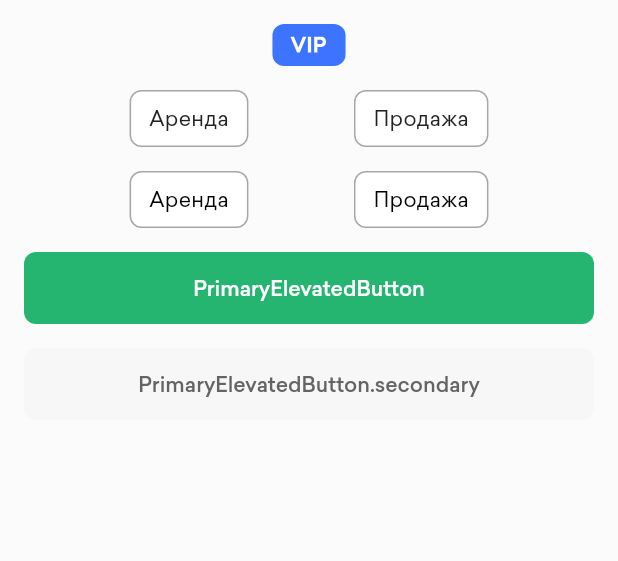
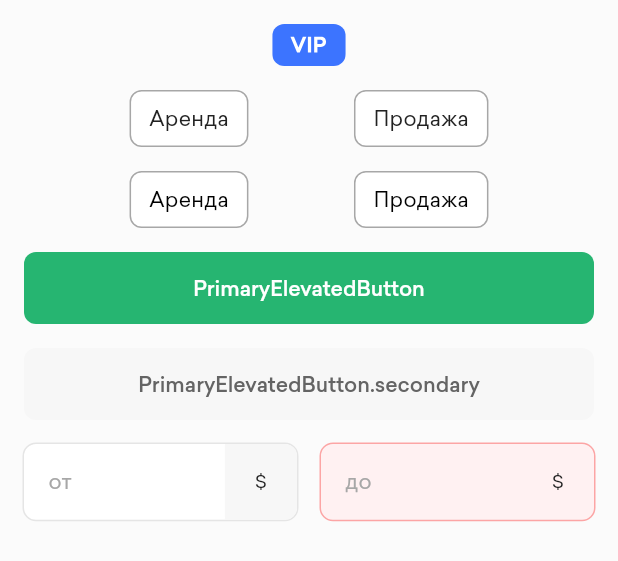
Before and after one commit to AidenDexter/my_home_app, a Flutter app: the _DataLayout widget shown alone on an empty page, opened directly with empty values, on a phone screen of 412 x 824 dp. Shown: the top 561 px of the screen. Run offline on Flutter 3.47's test engine with Material 3 defaults, Android fonts, the phone set to English and light mode, and no system bars; our stand-ins replace another_xlider, bloc_concurrency, connectivity_plus, dio, flutter_animate, flutter_bloc and 10 more; missing offline and left inert: a package; accounts and stored records are empty; generated files the repository leaves out were written again.

Commit message:
Added RangeTextField

```diff
--- a/lib/core/theme/app_theme.dart
+++ b/lib/core/theme/app_theme.dart
@@ -25,6 +25,7 @@ abstract class AppTheme {
 
 final _lightThemeData = ThemeData(
   useMaterial3: true,
+  primaryColor: _commonColors.green100,
   extensions: [
     AppThemeExtension.lightThemeExtension(),
   ],
@@ -35,6 +36,7 @@ final _lightThemeData = ThemeData(
 
 final _darkThemeData = ThemeData(
   useMaterial3: true,
+  primaryColor: _commonColors.green100,
   extensions: [
     AppThemeExtension.darkThemeExtension(),
   ],
--- a/lib/core/theme/common_text_styles.dart
+++ b/lib/core/theme/common_text_styles.dart
@@ -88,4 +88,12 @@ class CommonTextStyles {
     height: 20 / 14,
     fontFamily: _typography.tbcxMediumFont,
   );
+
+  final rangeTextFieldLabel = TextStyle(
+    fontSize: 14,
+    fontWeight: FontWeight.w400,
+    color: _commonColors.darkGrey30,
+    height: 16 / 14,
+    fontFamily: _typography.tbcxRegularFont,
+  );
 }
--- /dev/null
+++ b/lib/core/ui_kit/range_text_field.dart
@@ -0,0 +1,78 @@
+import 'package:flutter/material.dart';
+import 'package:flutter/services.dart';
+
+import '../extension/extensions.dart';
+
+const _radius = 8.0;
+
+class RangeTextField extends StatelessWidget {
+  final String suffix;
+  final String label;
+  final TextEditingController controller;
+  final bool isError;
+  const RangeTextField({
+    required this.suffix,
+    required this.label,
+    required this.controller,
+    this.isError = false,
+    super.key,
+  });
+
+  @override
+  Widget build(BuildContext context) {
+    final colors = context.theme.commonColors;
+
+    return DecoratedBox(
+      decoration: BoxDecoration(
+        borderRadius: const BorderRadius.all(Radius.circular(_radius)),
+        color: isError ? const Color(0xFFFFF1F2) : colors.white,
+        border: Border.all(
+          color: isError ? const Color(0xFFFCA5A5) : colors.neutralgrey10,
+          strokeAlign: BorderSide.strokeAlignOutside,
+        ),
+      ),
+      child: IntrinsicHeight(
+        child: Row(
+          children: [
+            const SizedBox(width: 16),
+            Expanded(
+              child: TextField(
+                style: context.theme.commonTextStyles.body1,
+                inputFormatters: [FilteringTextInputFormatter.digitsOnly],
+                keyboardType: TextInputType.number,
+                decoration: InputDecoration(
+                  disabledBorder: _border(),
+                  enabledBorder: _border(),
+                  focusedBorder: _border(),
+                  labelText: label,
+                  labelStyle: context.theme.commonTextStyles.rangeTextFieldLabel,
+                ),
+              ),
+            ),
+            const SizedBox(width: 8),
+            Container(
+              height: double.infinity,
+              decoration: BoxDecoration(
+                color: isError ? null : colors.neutralgrey5,
+                borderRadius: const BorderRadius.horizontal(right: Radius.circular(_radius)),
+              ),
+              alignment: Alignment.center,
+              padding: const EdgeInsets.symmetric(horizontal: 20),
+              child: Text(
+                suffix,
+                style: context.theme.commonTextStyles.body2,
+              ),
+            ),
+          ],
+        ),
+      ),
+    );
+  }
+
+  InputBorder _border() {
+    return const UnderlineInputBorder(
+      borderSide: BorderSide(color: Colors.transparent),
+      borderRadius: BorderRadius.all(Radius.circular(_radius)),
+    );
+  }
+}
--- a/lib/feature/mock/presentation/mock_page.dart
+++ b/lib/feature/mock/presentation/mock_page.dart
@@ -6,6 +6,7 @@ import '../../../core/ui_kit/error_page.dart';
 import '../../../core/ui_kit/multi_selection_card.dart';
 import '../../../core/ui_kit/primary_bottom_sheet.dart';
 import '../../../core/ui_kit/primary_elevated_button.dart';
+import '../../../core/ui_kit/range_text_field.dart';
 import '../../../core/ui_kit/single_selection_card.dart';
 import '../../../core/ui_kit/vip_card.dart';
 import '../bloc/mock_bloc.dart';
@@ -56,9 +57,8 @@ class _DataLayoutState extends State<_DataLayout> {
   }
 
   @override
-  Widget build(BuildContext context) => Padding(
+  Widget build(BuildContext context) => ListView(
         padding: const EdgeInsets.all(16),
-        child: Column(
         children: [
           InkWell(
             child: VipCard.vip(),
@@ -137,8 +137,29 @@ class _DataLayoutState extends State<_DataLayout> {
             child: const Text('PrimaryElevatedButton.secondary'),
             onPressed: () {},
           ),
+          const SizedBox(height: 16),
+          Row(
+            children: [
+              Expanded(
+                child: RangeTextField(
+                  label: 'от',
+                  suffix: r'$', //₾, м²
+                  controller: TextEditingController(),
+                ),
+              ),
+              const SizedBox(width: 16),
+              Expanded(
+                child: RangeTextField(
+                  label: 'до',
+                  suffix: r'$',
+                  controller: TextEditingController(),
+                  isError: true,
+                ),
+              ),
             ],
           ),
+          const SizedBox(height: 16),
+        ],
       );
 
   @override
```
Lines whose indentation alone changed are shown as unchanged.
